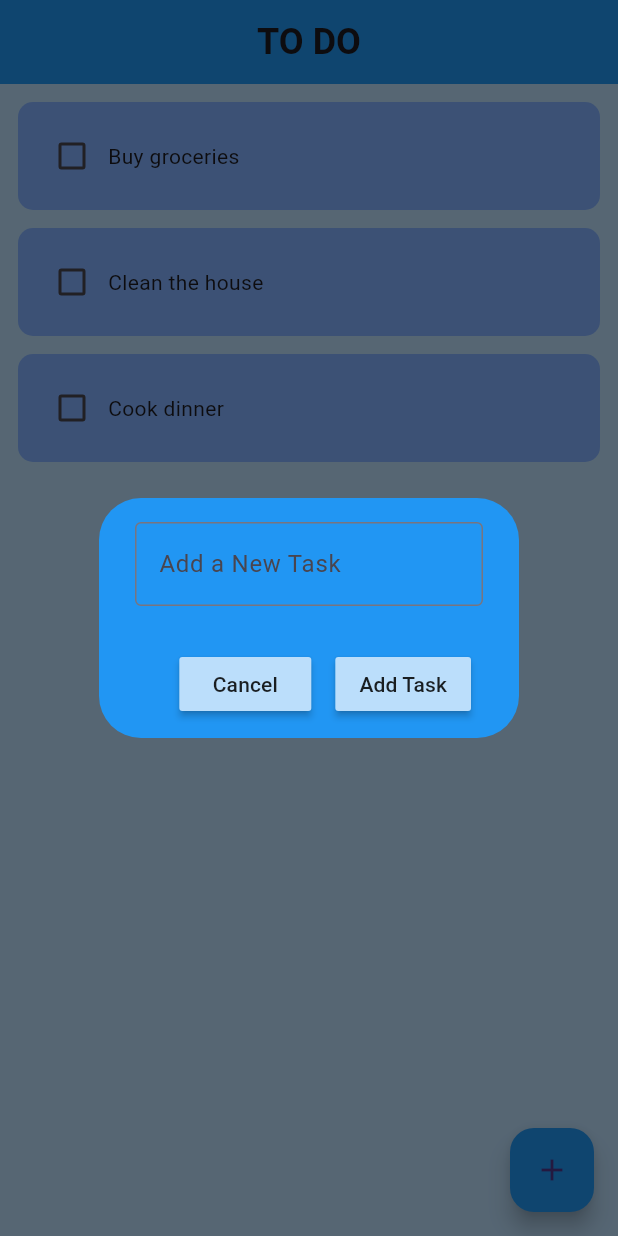
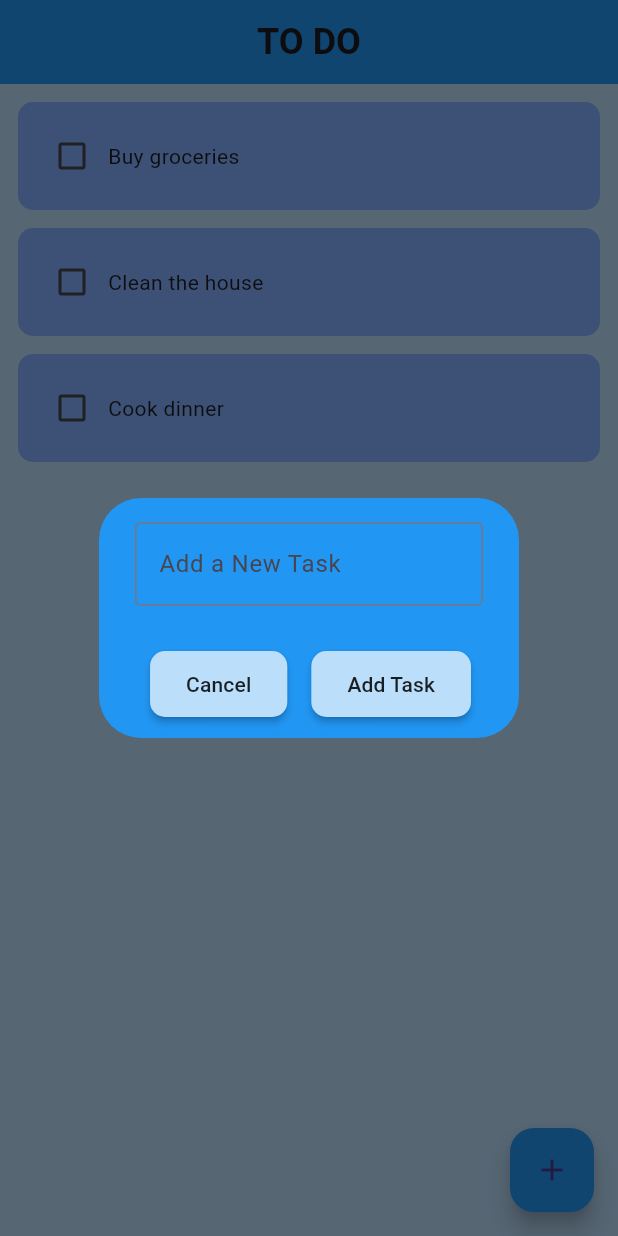
Before and after one commit to tim-pipi/todo_app, a Flutter app: the screen it shows after launch, after a tap on the "add" icon, on a phone screen of 412 x 824 dp. Run offline on Flutter 3.47's test engine with Material 3 defaults, Android fonts, the phone set to English and light mode, and no system bars; drawn by our look-alikes of flutter_slidable; our stand-ins replace hive_flutter; accounts and stored records are empty.

Commit message:
Refactor MyButton widget to add shape and padding in mybutton.dart

```diff
--- a/lib/widgets/mybutton.dart
+++ b/lib/widgets/mybutton.dart
@@ -18,6 +18,13 @@ class MyButton extends StatelessWidget {
         onPressed: onPressed,
         color: Colors.blue[100],
         child: Text(text),
+        shape: RoundedRectangleBorder(
+          borderRadius: BorderRadius.circular(10),
+        ),
+        padding: EdgeInsets.symmetric(
+          vertical: 12,
+          horizontal: 24,
+        )
       ),
     );
   }
```
